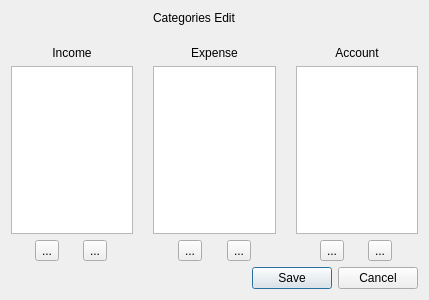
First picture: the form in ui/categorydialog.ui, repository NFBaeza/Budget-Monitor, before the edit.
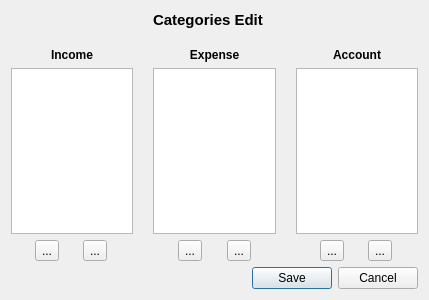
Second picture: the form after the edit. Icons and pictures are not drawn.

```diff
--- a/ui/categorydialog.ui
+++ b/ui/categorydialog.ui
@@ -52,6 +52,12 @@
    </item>
    <item row="0" column="2">
     <widget class="QLabel" name="label_4">
+     <property name="font">
+      <font>
+       <pointsize>11</pointsize>
+       <bold>true</bold>
+      </font>
+     </property>
      <property name="text">
       <string>Categories Edit</string>
      </property>
@@ -66,6 +72,11 @@
    </item>
    <item row="2" column="1">
     <widget class="QLabel" name="label">
+     <property name="font">
+      <font>
+       <bold>true</bold>
+      </font>
+     </property>
      <property name="text">
       <string>Income</string>
      </property>
@@ -110,6 +121,11 @@
    </item>
    <item row="2" column="2">
     <widget class="QLabel" name="label_2">
+     <property name="font">
+      <font>
+       <bold>true</bold>
+      </font>
+     </property>
      <property name="text">
       <string>Expense</string>
      </property>
@@ -155,6 +171,11 @@
    </item>
    <item row="2" column="3">
     <widget class="QLabel" name="label_3">
+     <property name="font">
+      <font>
+       <bold>true</bold>
+      </font>
+     </property>
      <property name="layoutDirection">
       <enum>Qt::LayoutDirection::RightToLeft</enum>
      </property>
```
